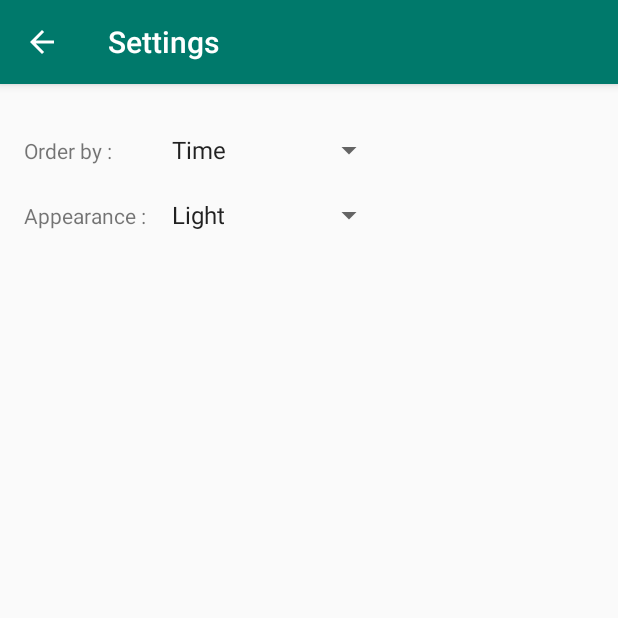
After one commit to Nikoloutsos/myHomework, an Android app: the SettingsActivity screen opened directly, with no data from a screen before it, on a phone screen of 412 x 824 dp, the top half of it. The commit adds this screen. Run offline under Robolectric (Android 15) with nearby library versions, the phone set to English and light mode, and no system bars; Roboto replaces fonts that are not available here.

Commit message:
Undo functionality, user preferences, customization

```diff
--- a/app/src/main/java/com/tutorial/androiddreamer/myhomework/MainActivity.java
+++ b/app/src/main/java/com/tutorial/androiddreamer/myhomework/MainActivity.java
@@ -85,16 +85,21 @@ public class MainActivity extends AppCompatActivity {
 
             @Override
             public void onSwiped(RecyclerView.ViewHolder viewHolder, int direction) {
+
                     Note noteToDelete = noteViewModel.getAllNotes().getValue().get(viewHolder.getAdapterPosition());
                     noteViewModel.setLastNote(noteToDelete);
                     noteViewModel.getNoteRepository().deleteNote(noteToDelete);
-                Snackbar.make(findViewById(R.id.cl_activity_main), "note deleted" ,Snackbar.LENGTH_LONG)
+                    Snackbar.make(findViewById(R.id.cl_activity_main), "Note deleted" ,Snackbar.LENGTH_LONG)
                             .setAction("UNDO", new View.OnClickListener() {
                                 @Override
                                 public void onClick(View v) {
+                                    Snackbar snackbar1 = Snackbar.make(findViewById(R.id.cl_activity_main), "Note restored!", Snackbar.LENGTH_SHORT);
+                                    snackbar1.show();
                                     noteViewModel.getNoteRepository().insertNote(noteViewModel.getLastNote());
                                 }
                             }).setActionTextColor(getResources().getColor(R.color.colorAccent)).show();
+
+                    //TODO congratulation you completed it!
 
             }
         }).attachToRecyclerView(recyclerView);
--- /dev/null
+++ b/app/src/main/java/com/tutorial/androiddreamer/myhomework/SettingsActivity.java
@@ -0,0 +1,83 @@
+package com.tutorial.androiddreamer.myhomework;
+
+import android.content.Context;
+import android.content.SharedPreferences;
+import android.support.v7.app.ActionBar;
+import android.support.v7.app.AppCompatActivity;
+import android.os.Bundle;
+import android.util.Log;
+import android.view.View;
+import android.widget.AdapterView;
+import android.widget.ArrayAdapter;
+import android.widget.Spinner;
+
+public class SettingsActivity extends AppCompatActivity {
+    private Spinner spOrder, spAppearance;
+    public static final String MY_SHARED_PREFERENCES_NAME = "my_pref";
+    public static final String SHARED_PREFERENCE_ORDER = "com.tutorial.androiddreamer.myhomework.sharedPreference_order";
+    public static final String SHARED_PREFERENCE_IMPORTANCE = "com.tutorial.androiddreamer.myhomework.sharedPreference_appearance";
+
+
+    @Override
+    protected void onCreate(Bundle savedInstanceState) {
+        super.onCreate(savedInstanceState);
+        setContentView(R.layout.activity_settings);
+        ActionBar actionBar = getSupportActionBar();
+        setTitle("Settings");
+        setUpSpinnerViews();
+    }
+
+    private void setUpSpinnerViews() {
+        spOrder = findViewById(R.id.sp_activity_settings_order);
+
+        AdapterView.OnItemSelectedListener callback = new AdapterView.OnItemSelectedListener() {
+            @Override
+            public void onItemSelected(AdapterView<?> parent, View view, int position, long id) {
+                saveUserPreferences();
+            }
+
+            @Override
+            public void onNothingSelected(AdapterView<?> parent) {
+
+            }
+        };
+        ArrayAdapter<CharSequence> adapter = ArrayAdapter.createFromResource(this,
+                R.array.orders_array, android.R.layout.simple_spinner_item);
+        adapter.setDropDownViewResource(android.R.layout.simple_spinner_dropdown_item);
+        spOrder.setAdapter(adapter);
+        spAppearance = findViewById(R.id.sp_activity_settings_appearance);
+        ArrayAdapter<CharSequence> adapter2 = ArrayAdapter.createFromResource(this,
+                R.array.appearance_array, android.R.layout.simple_spinner_item);
+        adapter2.setDropDownViewResource(android.R.layout.simple_spinner_dropdown_item);
+        spAppearance.setAdapter(adapter2);
+
+        setSpinnersDefaultValues();
+
+
+        spOrder.setOnItemSelectedListener(callback);
+        spAppearance.setOnItemSelectedListener(callback);
+    }
+/*
+
+int LIGHT_APPEARANCE = 0;
+int DARK_APPEARANCE = 1;
+int ORDER_BY_TIME = 0;
+int ORDER_BY_IMPORTANCE = 1;
+ */
+
+    private void saveUserPreferences(){
+        SharedPreferences sharedPref = this.getSharedPreferences(
+                MY_SHARED_PREFERENCES_NAME, Context.MODE_PRIVATE);
+        SharedPreferences.Editor editor = sharedPref.edit();
+        editor.putInt(SHARED_PREFERENCE_ORDER, spOrder.getSelectedItemPosition());
+        editor.putInt(SHARED_PREFERENCE_IMPORTANCE, spAppearance.getSelectedItemPosition());
+        editor.apply();
+    }
+
+    private void setSpinnersDefaultValues(){
+        SharedPreferences sharedPref = this.getSharedPreferences(
+                MY_SHARED_PREFERENCES_NAME, Context.MODE_PRIVATE);
+        spOrder.setSelection(sharedPref.getInt(SHARED_PREFERENCE_ORDER, 0));
+        spAppearance.setSelection(sharedPref.getInt(SHARED_PREFERENCE_IMPORTANCE, 0));
+    }
+}
--- /dev/null
+++ b/app/src/main/res/drawable/ic_settings_white_24dp.xml
@@ -0,0 +1,5 @@
+<vector android:height="24dp" android:tint="#FFFFFF"
+    android:viewportHeight="24.0" android:viewportWidth="24.0"
+    android:width="24dp" xmlns:android="http://schemas.android.com/apk/res/android">
+    <path android:fillColor="#FF000000" android:pathData="M19.43,12.98c0.04,-0.32 0.07,-0.64 0.07,-0.98s-0.03,-0.66 -0.07,-0.98l2.11,-1.65c0.19,-0.15 0.24,-0.42 0.12,-0.64l-2,-3.46c-0.12,-0.22 -0.39,-0.3 -0.61,-0.22l-2.49,1c-0.52,-0.4 -1.08,-0.73 -1.69,-0.98l-0.38,-2.65C14.46,2.18 14.25,2 14,2h-4c-0.25,0 -0.46,0.18 -0.49,0.42l-0.38,2.65c-0.61,0.25 -1.17,0.59 -1.69,0.98l-2.49,-1c-0.23,-0.09 -0.49,0 -0.61,0.22l-2,3.46c-0.13,0.22 -0.07,0.49 0.12,0.64l2.11,1.65c-0.04,0.32 -0.07,0.65 -0.07,0.98s0.03,0.66 0.07,0.98l-2.11,1.65c-0.19,0.15 -0.24,0.42 -0.12,0.64l2,3.46c0.12,0.22 0.39,0.3 0.61,0.22l2.49,-1c0.52,0.4 1.08,0.73 1.69,0.98l0.38,2.65c0.03,0.24 0.24,0.42 0.49,0.42h4c0.25,0 0.46,-0.18 0.49,-0.42l0.38,-2.65c0.61,-0.25 1.17,-0.59 1.69,-0.98l2.49,1c0.23,0.09 0.49,0 0.61,-0.22l2,-3.46c0.12,-0.22 0.07,-0.49 -0.12,-0.64l-2.11,-1.65zM12,15.5c-1.93,0 -3.5,-1.57 -3.5,-3.5s1.57,-3.5 3.5,-3.5 3.5,1.57 3.5,3.5 -1.57,3.5 -3.5,3.5z"/>
+</vector>
--- a/app/src/main/res/layout/activity_main.xml
+++ b/app/src/main/res/layout/activity_main.xml
@@ -1,5 +1,5 @@
 <?xml version="1.0" encoding="utf-8"?>
-<android.support.constraint.ConstraintLayout
+<android.support.design.widget.CoordinatorLayout
     xmlns:android="http://schemas.android.com/apk/res/android"
     xmlns:app="http://schemas.android.com/apk/res-auto"
     xmlns:tools="http://schemas.android.com/tools"
@@ -21,7 +21,9 @@
         android:layout_marginBottom="16dp"
         android:layout_marginEnd="16dp"
         android:src="@drawable/ic_library_add_black_24dp"
+        app:layout_anchor="@+id/rv_activity_main"
+        app:layout_anchorGravity="right|bottom"
         app:layout_constraintBottom_toBottomOf="parent"
         app:layout_constraintEnd_toEndOf="parent" />
 
-</android.support.constraint.ConstraintLayout>
+</android.support.design.widget.CoordinatorLayout>
--- /dev/null
+++ b/app/src/main/res/layout/activity_settings.xml
@@ -0,0 +1,43 @@
+<?xml version="1.0" encoding="utf-8"?>
+<android.support.constraint.ConstraintLayout xmlns:android="http://schemas.android.com/apk/res/android"
+    xmlns:app="http://schemas.android.com/apk/res-auto"
+    xmlns:tools="http://schemas.android.com/tools"
+    android:layout_width="match_parent"
+    android:layout_height="match_parent"
+    tools:context=".SettingsActivity">
+
+    <TextView
+        android:id="@+id/textView4"
+        android:layout_width="wrap_content"
+        android:layout_height="wrap_content"
+        android:layout_marginStart="16dp"
+        android:text="Order by :"
+        app:layout_constraintBaseline_toBaselineOf="@+id/sp_activity_settings_order"
+        app:layout_constraintStart_toStartOf="parent" />
+
+    <Spinner
+        android:id="@+id/sp_activity_settings_order"
+        android:layout_width="150dp"
+        android:layout_height="wrap_content"
+        android:layout_marginStart="32dp"
+        android:layout_marginTop="32dp"
+        app:layout_constraintStart_toEndOf="@+id/textView4"
+        app:layout_constraintTop_toTopOf="parent" />
+
+    <TextView
+        android:id="@+id/textView5"
+        android:layout_width="wrap_content"
+        android:layout_height="wrap_content"
+        android:layout_marginStart="16dp"
+        android:layout_marginTop="24dp"
+        android:text="Appearance :"
+        app:layout_constraintStart_toStartOf="parent"
+        app:layout_constraintTop_toBottomOf="@+id/textView4" />
+
+    <Spinner
+        android:id="@+id/sp_activity_settings_appearance"
+        android:layout_width="150dp"
+        android:layout_height="wrap_content"
+        app:layout_constraintBaseline_toBaselineOf="@+id/textView5"
+        app:layout_constraintStart_toStartOf="@+id/sp_activity_settings_order" />
+</android.support.constraint.ConstraintLayout>
--- /dev/null
+++ b/app/src/main/res/menu/menu_main_activity_settings.xml
@@ -0,0 +1,9 @@
+<?xml version="1.0" encoding="utf-8"?>
+<menu xmlns:android="http://schemas.android.com/apk/res/android"
+    xmlns:app="http://schemas.android.com/apk/res-auto">
+    <item
+        android:id="@+id/btn_menu_main_activity_settings"
+        android:icon="@drawable/ic_settings_white_24dp"
+        android:title="settings"
+        app:showAsAction="ifRoom"/>
+</menu>
--- /dev/null
+++ b/app/src/main/res/values/string_array_spinner.xml
@@ -0,0 +1,12 @@
+<?xml version="1.0" encoding="utf-8"?>
+<resources>
+    <string-array name="orders_array">
+        <item>Time</item>
+        <item>Importance</item>
+    </string-array>
+
+    <string-array name="appearance_array">
+        <item>Light</item>
+        <item>Dark</item>
+    </string-array>
+</resources>
```
Lines whose indentation alone changed are shown as unchanged.
